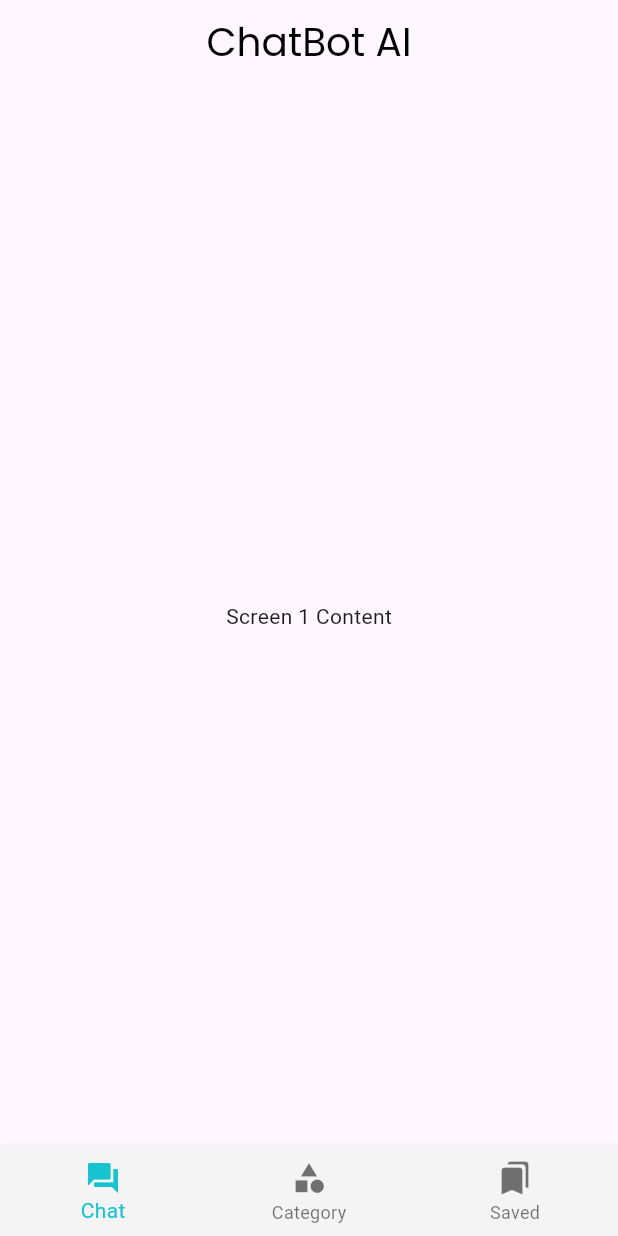
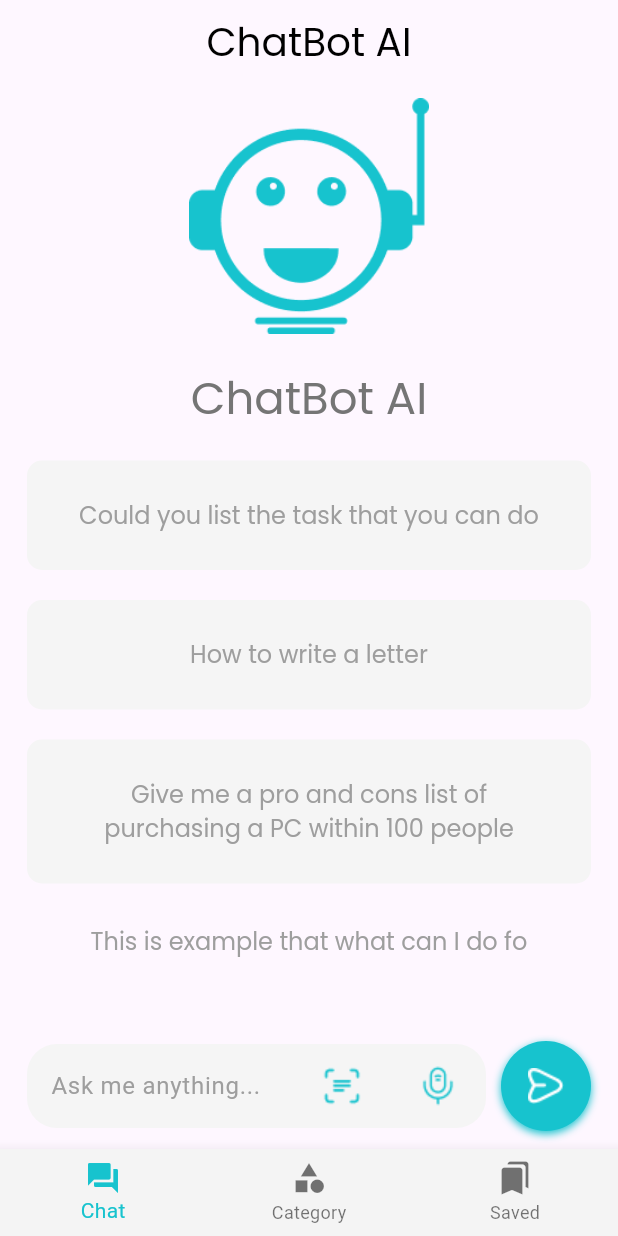
Before and after one commit to Dark-R1der/ViTell, a Flutter app: the HomePage screen opened directly, on a phone screen of 412 x 824 dp. Run offline on Flutter 3.47's test engine with Material 2 defaults, Android fonts, the phone set to English and light mode, and no system bars; our stand-ins replace google_fonts, percent_indicator.

Commit message:
Complete the EmptyChat screen

```diff
--- a/lib/main.dart
+++ b/lib/main.dart
@@ -1,3 +1,4 @@
+import 'package:chatbot/pages/chat/controller/pageChatController.dart';
 import 'package:chatbot/pages/introduction/controller/introPageController.dart';
 import 'package:chatbot/pages/introduction/introPage.dart';
 import 'package:flutter/material.dart';
@@ -6,6 +7,7 @@ import 'package:provider/provider.dart';
 void main() {
   runApp(MultiProvider(providers: [
     ChangeNotifierProvider(create: (context) => PageIndex()),
+    ChangeNotifierProvider(create: (context) => PageChatController()),
   ], child: const MyApp()));
 }
 
--- a/lib/pages/chat/chat.dart
+++ b/lib/pages/chat/chat.dart
@@ -1,12 +1,88 @@
+import 'package:chatbot/pages/chat/chattingPage.dart';
+import 'package:chatbot/pages/chat/controller/pageChatController.dart';
+import 'package:chatbot/pages/chat/emptyChat.dart';
+import 'package:chatbot/utils/textUtil.dart';
 import 'package:flutter/material.dart';
+import 'package:provider/provider.dart';
 
-class ScreenOne extends StatelessWidget {
-  const ScreenOne({super.key});
+class ChatPage extends StatelessWidget {
+  const ChatPage({super.key});
 
   @override
   Widget build(BuildContext context) {
-    return const Center(
-      child: Text('Screen 1 Content'),
-    );
+    return Scaffold(
+        body: Consumer<PageChatController>(builder: (context, data, child) {
+          return data.isEmpty ? EmptyChat() : ChattingPage();
+        }),
+        bottomNavigationBar: Padding(
+          padding:
+              const EdgeInsets.only(bottom: 12.0, right: 18, left: 18, top: 20),
+          child: Row(
+            children: [
+              Expanded(
+                child: TextField(
+                  decoration: InputDecoration(
+                    hintText: "Ask me anything...",
+                    hintStyle: const TextStyle(
+                      color: Color(0xFF9E9E9E),
+                      fontSize: 16,
+                      fontWeight: FontWeight.w400,
+                    ),
+                    filled: true,
+                    fillColor: const Color(0xFFF5F5F5),
+                    border: OutlineInputBorder(
+                      borderSide: BorderSide.none,
+                      borderRadius: BorderRadius.circular(20),
+                    ),
+                    suffixIcon: Row(
+                      mainAxisSize: MainAxisSize.min,
+                      children: [
+                        TextButton(
+                          child: Image.asset("assets/icons/scan.png"),
+                          onPressed: () {
+                            // Add your action for the first icon here
+                          },
+                        ),
+                        TextButton(
+                          child: Image.asset("assets/icons/mic.png"),
+                          onPressed: () {
+                            // Add your action for the second icon here
+                          },
+                        ),
+                      ],
+                    ),
+                  ),
+                ),
+              ),
+              const SizedBox(
+                width: 10,
+              ),
+              Consumer<PageChatController>(builder: (context, data, child) {
+                return InkWell(
+                  onTap: () {
+                    data.changeIsEmpty();
+                    data.checkAdd();
+                  },
+                  child: Container(
+                    height: 60,
+                    width: 60,
+                    decoration: BoxDecoration(
+                        borderRadius: BorderRadius.circular(60),
+                        color: const Color(0xFF17C3CE),
+                        boxShadow: const [
+                          BoxShadow(
+                              blurRadius: 4,
+                              color: Color(0xFF17C3CE),
+                              offset: Offset(0, 2))
+                        ]),
+                    child: Center(
+                      child: Image.asset("assets/icons/arrow_button.png"),
+                    ),
+                  ),
+                );
+              }),
+            ],
+          ),
+        ));
   }
 }
--- /dev/null
+++ b/lib/pages/chat/controller/pageChatController.dart
@@ -0,0 +1,32 @@
+import 'dart:collection';
+import 'package:chatbot/pages/chat/model/chatMessages.dart';
+import 'package:flutter/foundation.dart';
+
+class PageChatController with ChangeNotifier {
+  bool isEmpty = true;
+  List<ChatMessage> messages = [];
+  void checkAdd() {
+    ChatMessage message1 = ChatMessage("Hello, there!", true);
+    messages.add(message1);
+    ChatMessage message2 = ChatMessage("Hi, how can I help you?", false);
+    messages.add(message2);
+    ChatMessage message3 = ChatMessage("Hello, there!", true);
+    messages.add(message3);
+    ChatMessage message4 = ChatMessage("Hi, how can I help you?", false);
+    messages.add(message4);
+    ChatMessage message5 = ChatMessage("Hello, there!", true);
+    messages.add(message5);
+    ChatMessage message6 = ChatMessage("Hi, how can I help you?", false);
+    messages.add(message6);
+  }
+
+  void addMessage(String text, bool isSender) {
+    ChatMessage message = ChatMessage(text, isSender);
+    messages.add(message);
+  }
+
+  void changeIsEmpty() {
+    isEmpty = !isEmpty;
+    notifyListeners();
+  }
+}
--- /dev/null
+++ b/lib/pages/chat/emptyChat.dart
@@ -0,0 +1,69 @@
+import 'package:chatbot/utils/textUtil.dart';
+import 'package:flutter/material.dart';
+
+class EmptyChat extends StatelessWidget {
+  const EmptyChat({
+    super.key,
+  });
+
+  @override
+  Widget build(BuildContext context) {
+    List<String> sampleText = [
+      "Could you list the task that you can do",
+      "How to write a letter",
+      "Give me a pro and cons list of purchasing a PC within 100 people",
+    ];
+    return Padding(
+      padding: const EdgeInsets.only(top: 8.0, right: 18, left: 18, bottom: 15),
+      child: Column(
+        children: [
+          SizedBox(
+              height: 160,
+              width: 160,
+              child: Image.asset("assets/vectorImages/robotAvatar.png")),
+          const SizedBox(
+            height: 20,
+          ),
+          txt("ChatBot AI", color: Colors.grey.shade600, size: 30),
+          const SizedBox(
+            height: 20,
+          ),
+          Expanded(
+            child: ListView.separated(
+              separatorBuilder: (context, index) => const SizedBox(
+                height: 20,
+              ),
+              itemCount: sampleText.length, // Number of items in the list
+              itemBuilder: (BuildContext context, int index) {
+                // Create a ListTile for each item in the list
+                return Container(
+                  padding: const EdgeInsets.all(25),
+                  width: double.infinity,
+                  // height: 40,
+                  decoration: BoxDecoration(
+                      color: const Color(0xFFF5F5F5),
+                      borderRadius: BorderRadius.circular(10)),
+                  child: txt(
+                    sampleText[index],
+                    color: const Color(0xFF9E9E9E),
+                    size: 16,
+                    weight: FontWeight.w400,
+                  ),
+                );
+              },
+            ),
+          ),
+          txt(
+            "This is example that what can I do fo",
+            color: const Color(0xFF9E9E9E),
+            size: 16,
+            weight: FontWeight.w400,
+          ),
+          const SizedBox(
+            height: 20,
+          ),
+        ],
+      ),
+    );
+  }
+}
--- /dev/null
+++ b/lib/pages/chat/model/chatMessages.dart
@@ -0,0 +1,8 @@
+class ChatMessage {
+  String text;
+  bool isSender;
+  ChatMessage(this.text, this.isSender) {
+    text = text;
+    isSender = isSender;
+  }
+}
--- a/lib/pages/home/homePage.dart
+++ b/lib/pages/home/homePage.dart
@@ -15,7 +15,7 @@ class _HomePageState extends State<HomePage> {
   int _currentIndex = 0;
 
   final List<Widget> _screens = [
-    const ScreenOne(),
+    const ChatPage(),
     const ScreenTwo(),
     const ScreenThree(),
   ];
@@ -23,6 +23,7 @@ class _HomePageState extends State<HomePage> {
   Widget build(BuildContext context) {
     return Scaffold(
       appBar: AppBar(
+        // backgroundColor: Colors.white,
         automaticallyImplyLeading: false,
         title:
             Center(child: txt("ChatBot AI", size: 26, weight: FontWeight.w400)),
--- a/pubspec.yaml
+++ b/pubspec.yaml
@@ -69,6 +69,9 @@ flutter:
     - assets/icons/google.png
     - assets/vectorImages/avatar.png
     - assets/vectorImages/robotAvatar.png
+    - assets/icons/mic.png
+    - assets/icons/scan.png
+    - assets/icons/arrow_button.png
   #   - images/a_dot_ham.jpeg
 
   # An image asset can refer to one or more resolution-specific "variants", see
```
Also changed, not shown: lib/pages/chat/chattingPage.dart (added, +40 -0 lines), lib/pages/chat/widget/messageTile.dart (added, +72 -0 lines), assets/icons/arrow_button.png (added), assets/icons/mic.png (added), assets/icons/scan.png (added).
